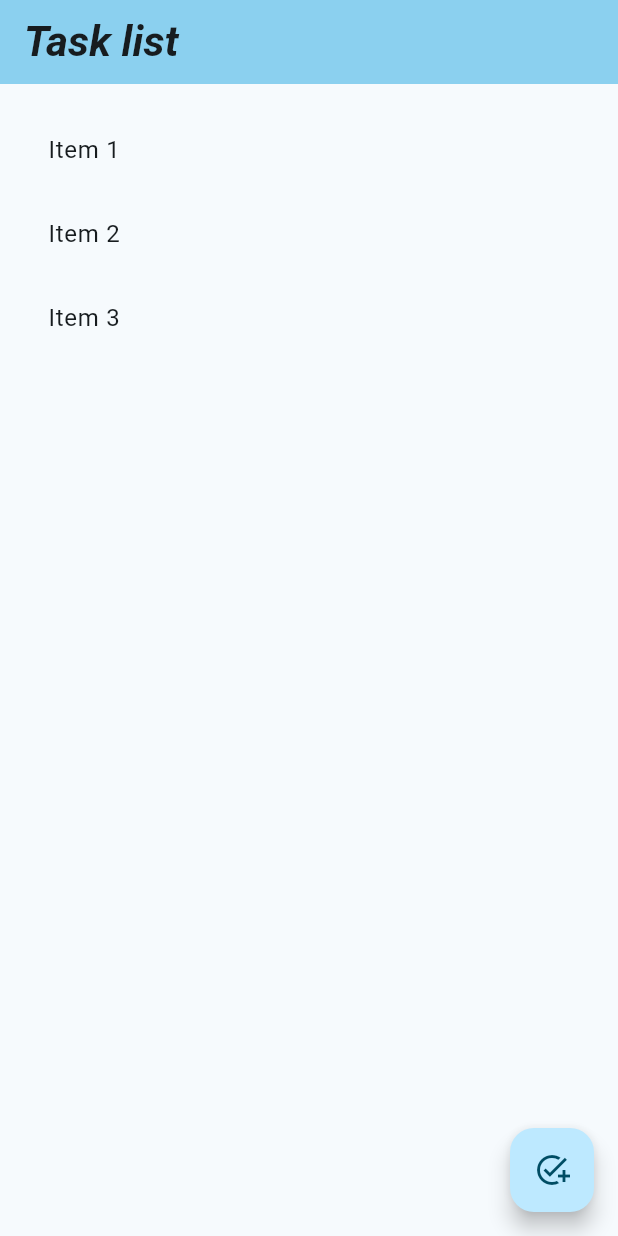
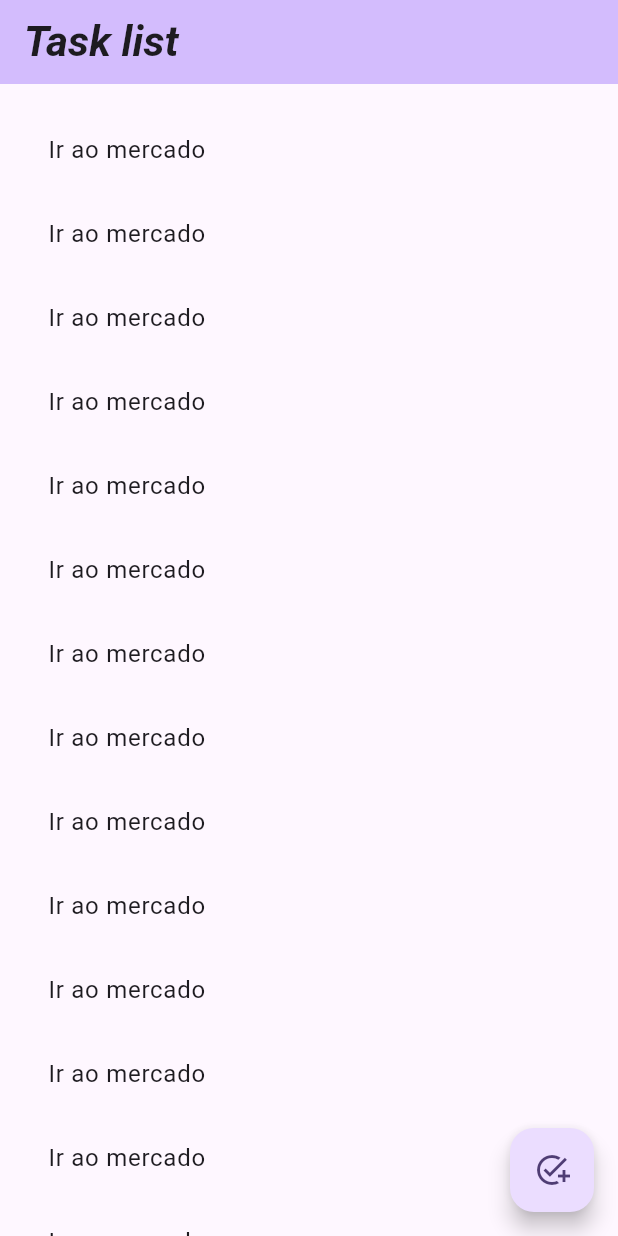
Before and after one commit to samirRibeiro77/to_do_list, a Flutter app: the screen it shows after launch, on a phone screen of 412 x 824 dp. Run offline on Flutter 3.47's test engine with Material 3 defaults, Android fonts, the phone set to English and light mode, and no system bars.

```diff
--- a/lib/home.dart
+++ b/lib/home.dart
@@ -1,4 +1,10 @@
+import 'dart:io';
 import 'package:flutter/material.dart';
+import 'package:path_provider/path_provider.dart';
+import 'package:async/async.dart';
+import 'dart:convert';
+
+import 'package:task_list/model/task.dart';
 
 class Home extends StatefulWidget {
   const Home({super.key, required this.appName});
@@ -10,10 +16,25 @@ class Home extends StatefulWidget {
 }
 
 class _HomeState extends State<Home> {
-  var _list = ["Item 1", "Item 2", "Item 3"];
+  List _taskList = [];
+
+  _saveFile() async {
+    final dir = await getApplicationDocumentsDirectory();
+    var file = File("${dir.path}/taskList.json");
+
+    // Create task
+    var task = Task.newTask("Ir ao mercado");
+    setState(() {
+      _taskList.add(task.toMap());
+    });
+
+    var tasksJson = json.encode(_taskList);
+    file.writeAsString(tasksJson);
+  }
 
   @override
   Widget build(BuildContext context) {
+    _saveFile();
     return Scaffold(
       appBar: AppBar(
         title: Text(
@@ -27,11 +48,11 @@ class _HomeState extends State<Home> {
         backgroundColor: Theme.of(context).colorScheme.inversePrimary,
       ),
       body: ListView.builder(
-        itemCount: _list.length,
+        itemCount: _taskList.length,
           padding: EdgeInsets.all(16),
           itemBuilder: (context, index) {
             return ListTile(
-              title: Text(_list[index]),
+              title: Text(_taskList[index]["title"]),
             );
           }
       ),
--- a/lib/main.dart
+++ b/lib/main.dart
@@ -15,7 +15,7 @@ class MyApp extends StatelessWidget {
     return MaterialApp(
       title: _appName,
       theme: ThemeData(
-        colorScheme: ColorScheme.fromSeed(seedColor: Colors.blueGrey),
+        colorScheme: ColorScheme.fromSeed(seedColor: Colors.deepPurple),
       ),
       home: Home(appName: _appName),
     );
--- /dev/null
+++ b/lib/model/task.dart
@@ -0,0 +1,28 @@
+import 'dart:convert';
+
+class Task {
+  late String title;
+  late bool done;
+
+  Task(this.title, this.done);
+
+  Task.newTask(this.title) {
+    done = false;
+  }
+
+  Task.fromJson(Map<String, dynamic> json) {
+    title = json["title"];
+    done = json["done"];
+  }
+
+  Map<String, dynamic> toMap() {
+    return {
+      "title": title,
+      "done": done
+    };
+  }
+
+  String toJson() {
+    return json.encode(toMap);
+  }
+}
--- a/pubspec.yaml
+++ b/pubspec.yaml
@@ -46,6 +46,7 @@ dev_dependencies:
   # package. See that file for information about deactivating specific lint
   # rules and activating additional ones.
   flutter_lints: ^5.0.0
+  path_provider: ^2.1.5
 
 # For information on the generic Dart part of this file, see the
 # following page: https://dart.dev/tools/pub/pubspec
```
Also changed, not shown: pubspec.lock.
